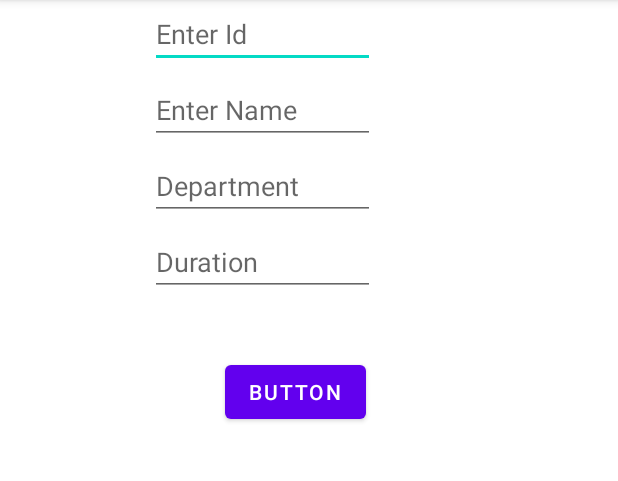
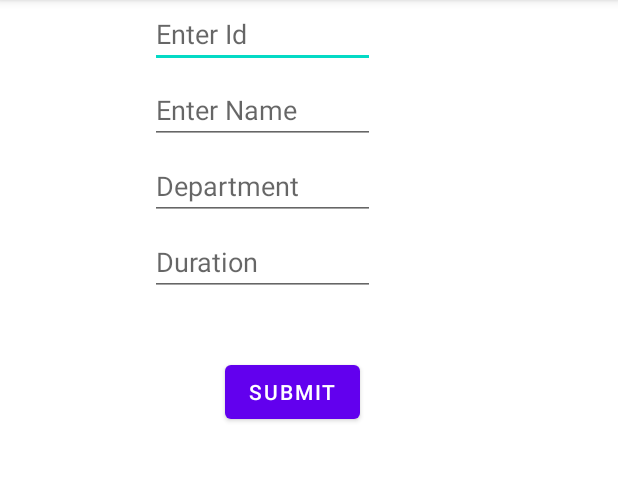
Before and after one commit to M-Ameen/Student_entryform_using_Firebase, an Android app: the screen it shows after launch (MainActivity), on a phone screen of 412 x 824 dp, the part 84-565 px from its top. Run offline under Robolectric (Android 15) with nearby library versions, the phone set to English and light mode, and no system bars; our stand-ins replace Firebase (no records; nobody signed in at launch, a user with empty details on screens opened directly).

Commit message:
Student Entry Form Using Firebase

```diff
--- a/app/src/main/res/layout/activity_main.xml
+++ b/app/src/main/res/layout/activity_main.xml
@@ -48,6 +48,6 @@
         android:layout_marginLeft="150dp"
         android:layout_marginTop="40dp"
         android:onClick="buttonclicked"
-        android:text="Button" />
+        android:text="Submit" />
 
 </LinearLayout>
```
